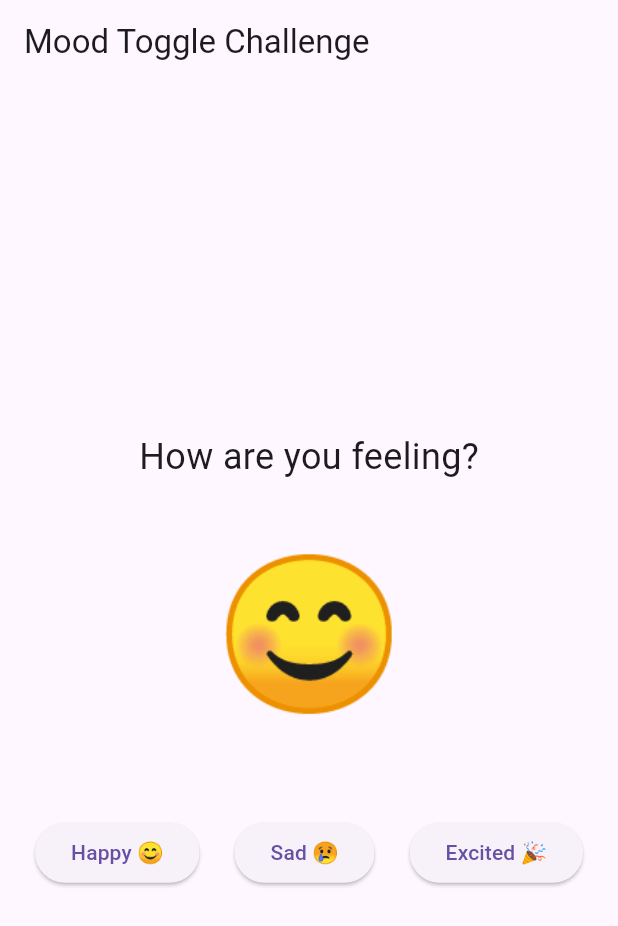
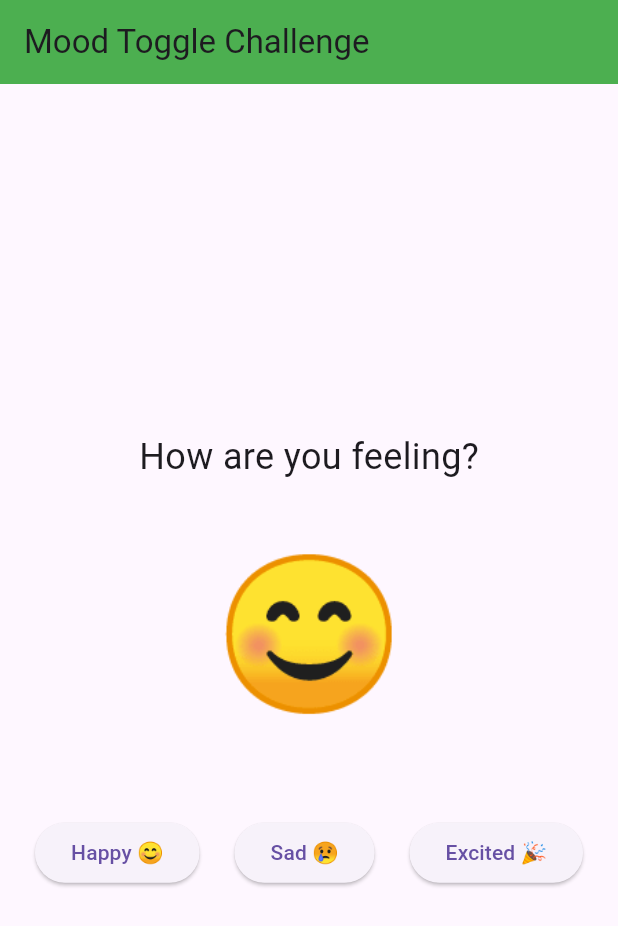
Before and after one commit to jq10017/act7, a Flutter app: the screen it shows after launch, on a phone screen of 412 x 824 dp. Shown: the top 926 px of the screen. Run offline on Flutter 3.47's test engine with Material 3 defaults, Android fonts, the phone set to English and light mode, and no system bars.

Commit message:
Cleaning up main

```diff
--- a/lib/main.dart
+++ b/lib/main.dart
@@ -41,7 +41,10 @@ class MyApp extends StatelessWidget {
   Widget build(BuildContext context) {
     return MaterialApp(
       title: 'Mood Toggle Challenge',
-      theme: ThemeData(primarySwatch: Colors.blue),
+      theme: ThemeData(
+        primarySwatch: Colors.green,
+        appBarTheme: AppBarTheme(backgroundColor: Colors.green),
+      ),
       home: HomePage(),
     );
   }
@@ -97,7 +100,6 @@ class MoodButtons extends StatelessWidget {
       children: [
         ElevatedButton(
           onPressed: () {
-            // using Provider.of equivalent to context.read
             Provider.of<MoodModel>(context, listen: false).setHappy();
           },
           child: Text('Happy 😊'),
```
